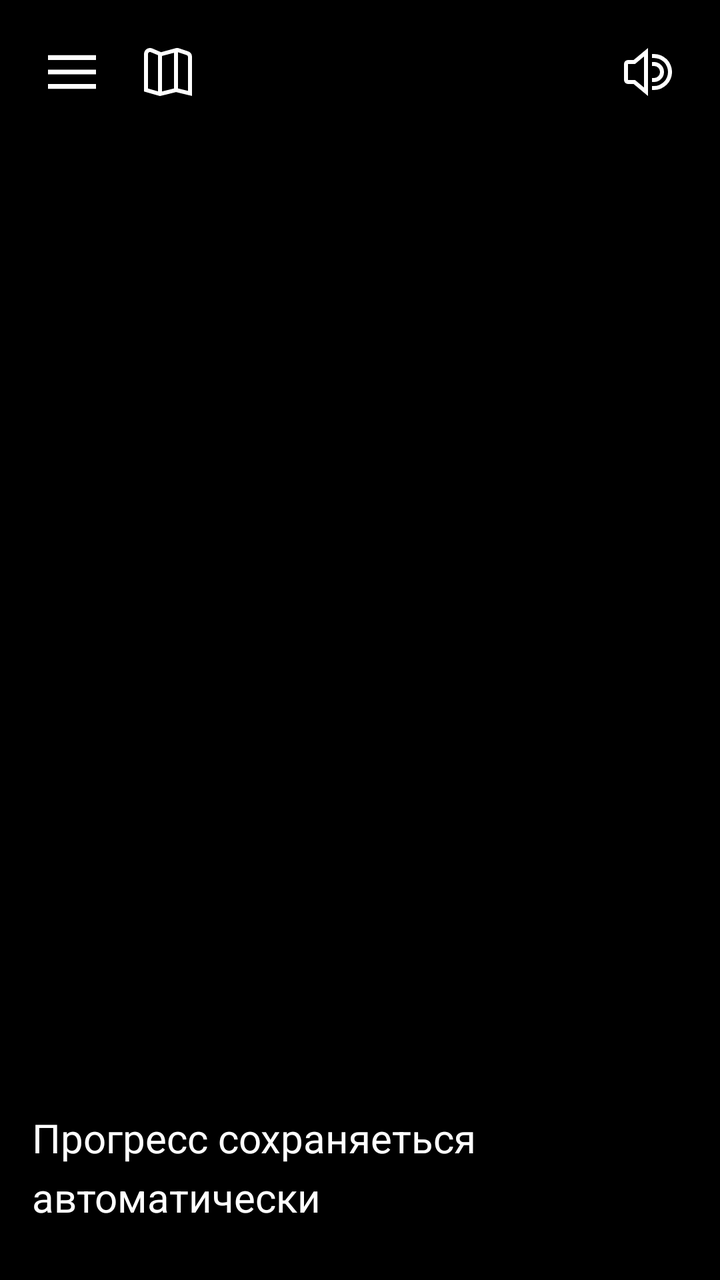
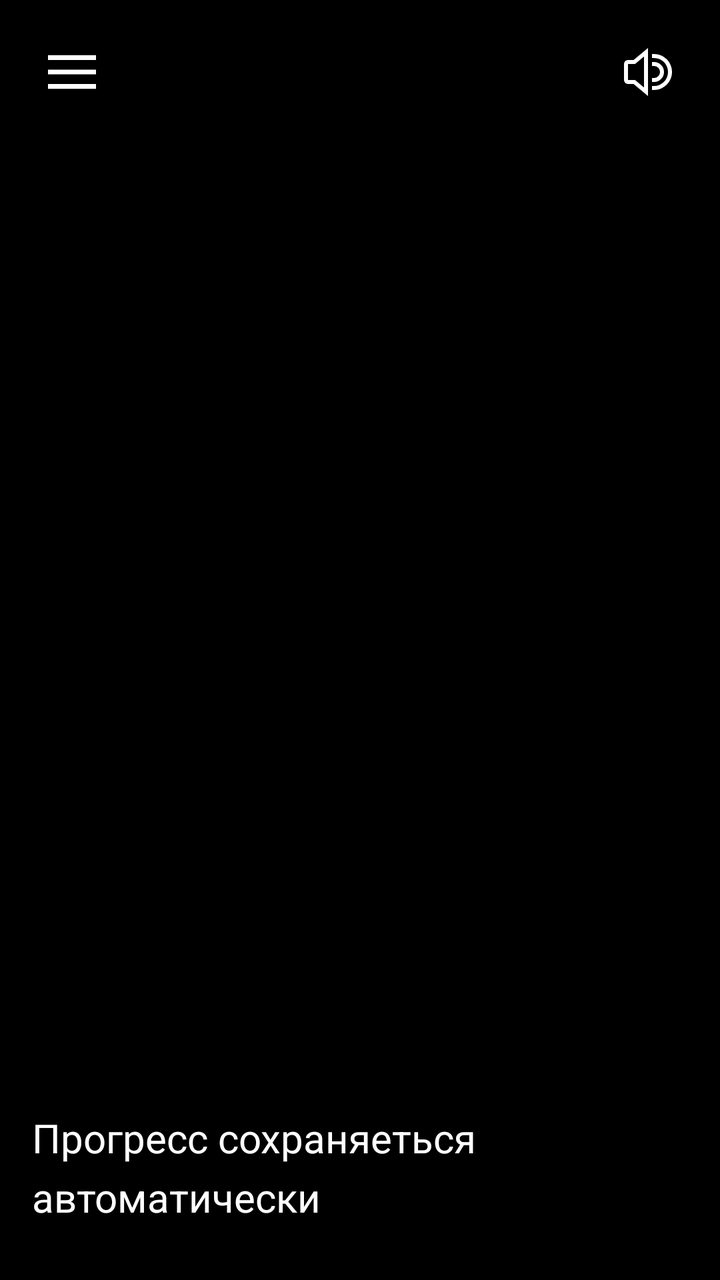

Compare the two renders of this Android layout. The source of the first and the diff that turns it into the second are given below.
<!-- AndroidManifest.xml: application theme Theme.TestVisualNovel -->
<!-- res/layout/activity_main.xml -->
<?xml version="1.0" encoding="utf-8"?>
<FrameLayout
    xmlns:android="http://schemas.android.com/apk/res/android"
    xmlns:app="http://schemas.android.com/apk/res-auto"
    xmlns:tools="http://schemas.android.com/tools"
    android:id="@+id/root"
    android:layout_width="match_parent"
    android:layout_height="match_parent"
    android:fitsSystemWindows="true">

    
    <ImageView
        android:id="@+id/iv_background"
        android:background="@color/black"
        android:layout_width="match_parent"
        android:layout_height="match_parent"
        android:scaleType="centerCrop"
        android:contentDescription="@null" />

    
    <View
        android:layout_width="match_parent"
        android:layout_height="match_parent"
        android:background="#40000000" />

    
    <androidx.constraintlayout.widget.ConstraintLayout
        android:id="@+id/header"
        android:layout_width="match_parent"
        android:layout_height="wrap_content"
        android:padding="12dp">

        <ImageButton
            android:id="@+id/btn_header_menu"
            style="@style/HeaderIconButton"
            android:src ="@drawable/ic_menu"
            android:contentDescription="@string/menu"
            app:layout_constraintStart_toStartOf="parent"
            app:layout_constraintTop_toTopOf="parent" />

        <ImageButton
            android:id="@+id/btn_header_map"
            style="@style/HeaderIconButton"
            android:src="@drawable/ic_map"
            android:contentDescription="@string/map"
            app:layout_constraintStart_toEndOf="@id/btn_header_menu"
            app:layout_constraintTop_toTopOf="parent"/>

        <ImageButton
            android:id="@+id/btn_header_volume_mute"
            style="@style/HeaderIconButton"
            android:src="@drawable/ic_volume_mute"
            android:contentDescription="@string/volume_mute"
            android:visibility="gone"
            app:layout_constraintEnd_toEndOf="parent"
            app:layout_constraintTop_toTopOf="parent" />

        <ImageButton
            android:id="@+id/btn_header_volume_free"
            style="@style/HeaderIconButton"
            android:src="@drawable/ic_volume_free"
            android:contentDescription="@string/volume_free"
            android:visibility="visible"
            app:layout_constraintEnd_toEndOf="parent"
            app:layout_constraintTop_toTopOf="parent" />
    </androidx.constraintlayout.widget.ConstraintLayout>

    
    <FrameLayout
        android:id="@+id/menu_field"
        android:visibility="gone"
        android:layout_width="match_parent"
        android:layout_height="match_parent">
        <View
            android:layout_width="match_parent"
            android:layout_height="match_parent"
            android:background="#90000000" />
        <androidx.constraintlayout.widget.ConstraintLayout
            android:layout_width="match_parent"
            android:layout_height="match_parent">

            <LinearLayout
                android:layout_width="0dp"
                android:layout_height="wrap_content"
                android:orientation="vertical"
                android:padding="24dp"
                android:maxWidth="420dp"
                app:layout_constraintWidth_percent="0.7"
                app:layout_constraintBottom_toBottomOf="parent"
                app:layout_constraintEnd_toEndOf="parent"
                app:layout_constraintStart_toStartOf="parent"
                app:layout_constraintTop_toTopOf="parent">

                <TextView
                    android:layout_width="match_parent"
                    android:layout_height="wrap_content"
                    android:gravity="center_horizontal"
                    android:layout_marginBottom="14dp"
                    android:text="@string/menu_field_menu"
                    android:textColor="@color/white"
                    android:textSize="40sp"
                    android:textStyle="bold" />

                <Button
                    android:id="@+id/btn_menu_field_continue"
                    android:layout_width="match_parent"
                    android:layout_height="wrap_content"
                    android:layout_marginBottom="6dp"
                    android:text="@string/menu_field_continue"
                    android:textSize="20sp" />

                <Button
                    android:id="@+id/btn_menu_field_restart"
                    android:layout_width="match_parent"
                    android:layout_height="wrap_content"
                    android:backgroundTint="@color/red"
                    android:layout_marginBottom="6dp"
                    android:text="@string/menu_field_restart"
                    android:textSize="20sp" />

                <TextView
                    android:layout_width="match_parent"
                    android:layout_height="wrap_content"
                    android:text="@string/menu_field_text"
                    android:textColor="@color/white"
                    android:textSize="12sp" />
            </LinearLayout>
        </androidx.constraintlayout.widget.ConstraintLayout>
    </FrameLayout>

    
    <androidx.constraintlayout.widget.ConstraintLayout
        android:id="@+id/constraint_story_field"
        android:layout_width="match_parent"
        android:layout_height="match_parent">
        <ScrollView
            android:id="@+id/scroll_bottom"
            android:layout_width="0dp"
            android:layout_height="0dp"
            android:fillViewport="true"
            android:overScrollMode="never"
            android:scrollbars="none"
            app:layout_constraintBottom_toBottomOf="parent"
            app:layout_constraintStart_toStartOf="parent"
            app:layout_constraintEnd_toEndOf="parent"
            app:layout_constraintHeight_percent="0.7">
            <LinearLayout
                android:layout_width="match_parent"
                android:layout_height="wrap_content"
                android:orientation="vertical"
                android:padding="16dp"
                android:gravity="bottom">
                
                <TextView
                    android:id="@+id/tv_story"
                    android:layout_width="match_parent"
                    android:layout_height="wrap_content"
                    android:layout_marginBottom="12dp"
                    android:lineSpacingExtra="6dp"
                    android:text="@string/menu_field_text"
                    android:textColor="@color/white"
                    android:textSize="20sp" />

                <LinearLayout
                    android:id="@+id/ll_story_field"
                    android:layout_width="match_parent"
                    android:layout_height="wrap_content"
                    android:orientation="vertical" />
            </LinearLayout>
        </ScrollView>
    </androidx.constraintlayout.widget.ConstraintLayout>
</FrameLayout>
<!-- resources referenced by this layout -->
<resources>
  <color name="black">#FF000000</color>
  <color name="red">#E90909</color>
  <color name="white">#FFFFFFFF</color>
  <!-- drawable ic_map (drawable) -->
  <vector xmlns:android="http://schemas.android.com/apk/res/android" android:height="24dp" android:viewportHeight="24" android:viewportWidth="24" android:width="24dp">
        
      <path android:fillColor="#FFFFFFFF" android:pathData="M21.867,1.612 L17.515,0.155A2.956,2.956 0,0 0,15.724 0.12L8.538,2.092 4.155,0.233A3,3 0,0 0,0 3L0,21.754l7.982,2.281 8.021,-2 8,1.948L24.003,4.483A3,3 0,0 0,21.867 1.612ZM15,2.384L15,20.219l-6,1.5L9,3.972ZM2,3A1,1 0,0 1,3.387 2.08L7,3.581L7,21.674L2,20.246ZM22,21.43 L17,20.212L17,2.092l4.275,1.43A1,1 0,0 1,22 4.483Z"/>
      
  </vector>
  <!-- drawable ic_menu (drawable) -->
  <vector xmlns:android="http://schemas.android.com/apk/res/android"
      android:width="24dp"
      android:height="24dp"
      android:viewportWidth="50"
      android:viewportHeight="50">
    <path
        android:fillColor="#FFFFFFFF"
        android:pathData="M0,7.5L0,12.5L50,12.5L50,7.5ZM0,22.5L0,27.5L50,27.5L50,22.5ZM0,37.5L0,42.5L50,42.5L50,37.5Z"/>
  </vector>
  <!-- drawable ic_volume_free (drawable) -->
  <vector xmlns:android="http://schemas.android.com/apk/res/android" android:height="24dp" android:viewportHeight="24" android:viewportWidth="24" android:width="24dp">
        
      <path android:fillColor="#FF000000" android:pathData="M2,5.99a2,2 0,0 0,-2 2v8.014a2,2 0,0 0,2 2L4.8,18.004L12,24L12,0L4.8,5.99ZM10,4.268L10,19.729L5.525,16.007L2,16.007L2,7.993L5.525,7.993Z"/>
        
      <path android:fillColor="#FF000000" android:pathData="M20,12a5.009,5.009 0,0 0,-5 -5.008H14v2h1a3.005,3.005 0,0 1,0 6.01H14v2h1A5.01,5.01 0,0 0,20 12Z"/>
        
      <path android:fillColor="#FF000000" android:pathData="M15,2.985H14v2h1a7.012,7.012 0,0 1,0 14.024H14v2h1a9.015,9.015 0,0 0,0 -18.03Z"/>
      
  </vector>
  <!-- drawable ic_volume_mute (drawable) -->
  <vector xmlns:android="http://schemas.android.com/apk/res/android" android:height="24dp" android:viewportHeight="24" android:viewportWidth="24" android:width="24dp">
        
      <path android:fillColor="#FF000000" android:pathData="m2,6c-1.103,0 -2,0.897 -2,2v8c0,1.103 0.897,2 2,2h2.644l7.356,6.013L12,0.037l-7.354,5.963h-2.646ZM10,4.233v15.562l-4.644,-3.795h-3.356v-8h3.354l4.646,-3.767ZM20.439,12l3.293,3.293 -1.414,1.414 -3.293,-3.293 -3.293,3.293 -1.414,-1.414 3.293,-3.293 -3.293,-3.293 1.414,-1.414 3.293,3.293 3.293,-3.293 1.414,1.414 -3.293,3.293Z"/>
      
  </vector>
  <string name="map">Map</string>
  <string name="menu">Menu</string>
  <string name="menu_field_continue">Продолжить</string>
  <string name="menu_field_menu">Меню</string>
  <string name="menu_field_restart">Начать заново</string>
  <string name="menu_field_text">Прогресс сохраняеться автоматически</string>
  <string name="volume_free">Volume free</string>
  <string name="volume_mute">Volume mute</string>
  <style name="HeaderIconButton">
          <item name="android:layout_width">48dp</item>
          <item name="android:layout_height">48dp</item>
          <item name="android:padding">8dp</item>
          <item name="android:background">@drawable/shape_rounded_btn_header</item>
          <item name="android:tint">@color/white</item>
          <item name="elevation">0dp</item>
      </style>
  <style name="Theme.TestVisualNovel" parent="Base.Theme.TestVisualNovel" />
  <!-- drawable shape_rounded_btn_header (drawable) -->
  <?xml version="1.0" encoding="utf-8"?>
  <ripple xmlns:android="http://schemas.android.com/apk/res/android"
      android:color="#33FFFFFF">
  
      <item>
          <shape android:shape="rectangle">
              <solid android:color="#66000000"/>
              <corners android:radius="12dp"/>
          </shape>
      </item>
  
  </ripple>
  <style name="Base.Theme.TestVisualNovel" parent="Theme.Material3.DayNight.NoActionBar">
          
          
      </style>
</resources>

<!-- the commit's change to res/layout/activity_main.xml (unified diff, before → after) -->
@@ -43,6 +43,7 @@
             style="@style/HeaderIconButton"
             android:src="@drawable/ic_map"
             android:contentDescription="@string/map"
+            android:visibility="gone"
             app:layout_constraintStart_toEndOf="@id/btn_header_menu"
             app:layout_constraintTop_toTopOf="parent"/>
 
